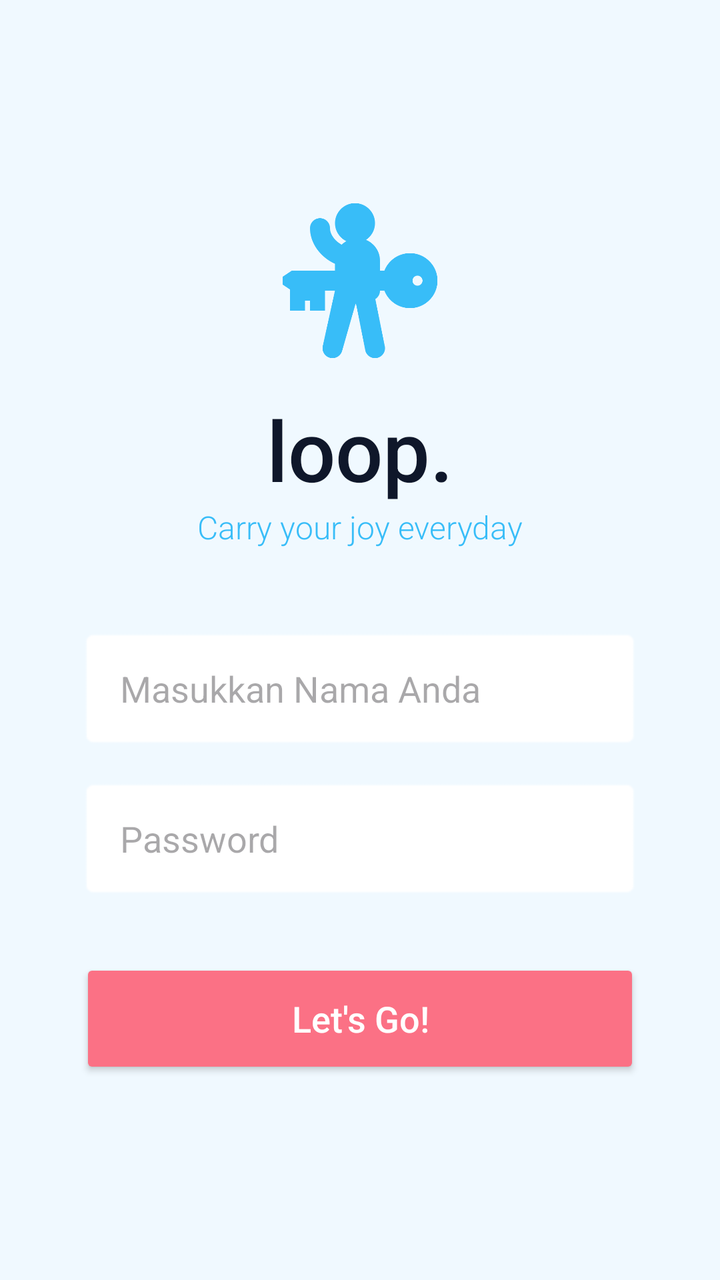
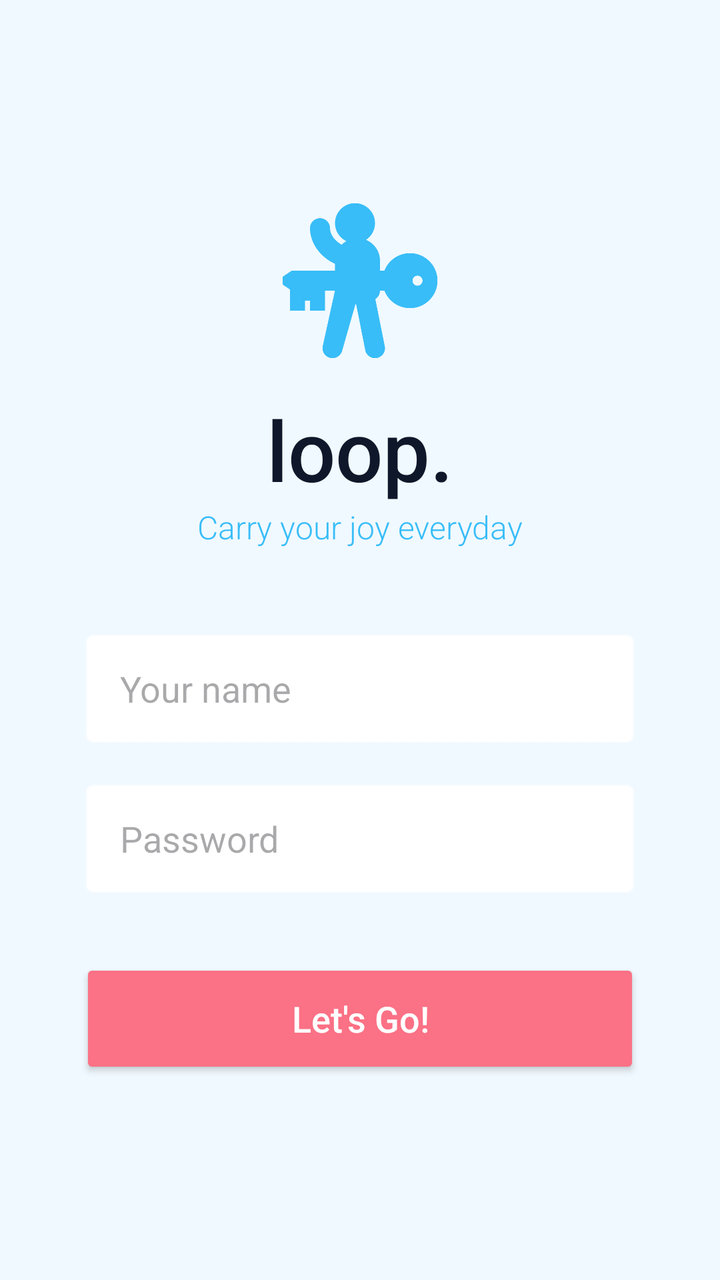

The first picture is an Android layout as it rendered before a commit; the second is the same layout after the commit. The layout source and the unified diff follow.
<!-- AndroidManifest.xml: application theme Theme.Naylaai -->
<!-- res/layout/activity_login.xml -->
<?xml version="1.0" encoding="utf-8"?>
<LinearLayout xmlns:android="http://schemas.android.com/apk/res/android"
    android:layout_width="match_parent"
    android:layout_height="match_parent"
    android:orientation="vertical"
    android:padding="40dp"
    android:gravity="center"
    android:background="@color/bg_fun">

    <View
        android:layout_width="80dp"
        android:layout_height="80dp"
        android:background="@drawable/key"
        android:backgroundTint="@color/primary_fun"/>

    <TextView
        android:layout_width="wrap_content"
        android:layout_height="wrap_content"
        android:text="@string/loop"
        android:textSize="42sp"
        android:fontFamily="sans-serif-medium"
        android:layout_marginTop="16dp"
        android:textColor="@color/text_dark" />

    <TextView
        android:layout_width="wrap_content"
        android:layout_height="wrap_content"
        android:text="@string/carry_your_joy_everyday"
        android:textSize="16sp"
        android:fontFamily="sans-serif-light"
        android:textColor="@color/primary_fun" />

    <EditText
        android:id="@+id/etUsername"
        android:layout_width="match_parent"
        android:layout_height="60dp"
        android:hint="Masukkan Nama Anda"
        android:paddingStart="20dp"
        android:layout_marginTop="40dp"
        android:background="@android:drawable/editbox_background"
        android:backgroundTint="@color/white"/>

    <EditText
        android:id="@+id/etPassword"
        android:layout_width="match_parent"
        android:layout_height="60dp"
        android:hint="Password"
        android:inputType="textPassword"
        android:paddingLeft="20dp"
        android:layout_marginTop="15dp"
        android:background="@android:drawable/editbox_background"
        android:backgroundTint="@color/white"/>

    <Button
        android:id="@+id/btnLogin"
        android:layout_width="match_parent"
        android:layout_height="60dp"
        android:text="Let's Go!"
        android:textAllCaps="false"
        android:textSize="18sp"
        android:layout_marginTop="30dp"
        android:backgroundTint="@color/accent_fun"
        android:textColor="@color/white" />

</LinearLayout>
<!-- resources referenced by this layout -->
<resources>
  <color name="accent_fun">#FB7185</color>
  <color name="bg_fun">#F0F9FF</color>
  <color name="primary_fun">#38BDF8</color>
  <color name="text_dark">#0F172A</color>
  <color name="white">#FFFFFF</color>
  <!-- drawable key: png bitmap (drawable, 29708 bytes) -->
  <string name="carry_your_joy_everyday">Carry your joy everyday</string>
  <string name="loop">loop.</string>
  <style name="Theme.Naylaai" parent="Base.Theme.Naylaai" />
  <style name="Base.Theme.Naylaai" parent="Theme.Material3.DayNight.NoActionBar">
          
          
      </style>
</resources>

<!-- the commit's change to res/layout/activity_login.xml (unified diff, before → after) -->
@@ -34,7 +34,7 @@
         android:id="@+id/etUsername"
         android:layout_width="match_parent"
         android:layout_height="60dp"
-        android:hint="Masukkan Nama Anda"
+        android:hint="@string/your_name"
         android:paddingStart="20dp"
         android:layout_marginTop="40dp"
         android:background="@android:drawable/editbox_background"
<!-- resource entries referenced after the edit -->
@@ -8,6 +8,7 @@
   <!-- drawable key: png bitmap (drawable, 29708 bytes) -->
   <string name="carry_your_joy_everyday">Carry your joy everyday</string>
   <string name="loop">loop.</string>
+  <string name="your_name">Your name</string>
   <style name="Theme.Naylaai" parent="Base.Theme.Naylaai" />
   <style name="Base.Theme.Naylaai" parent="Theme.Material3.DayNight.NoActionBar">
           
